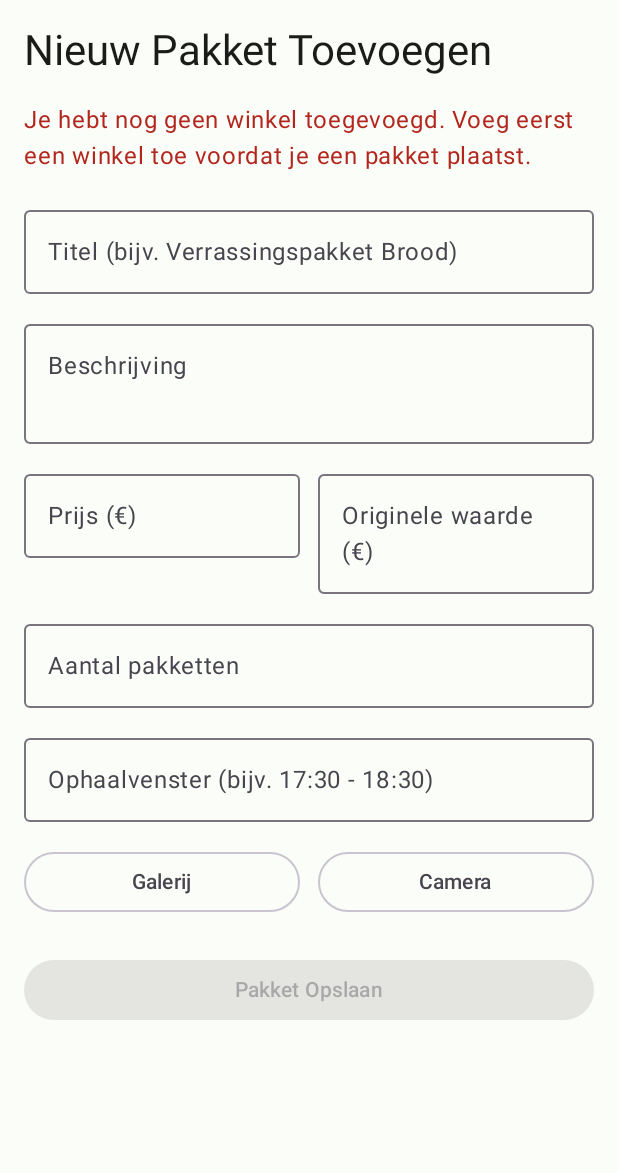
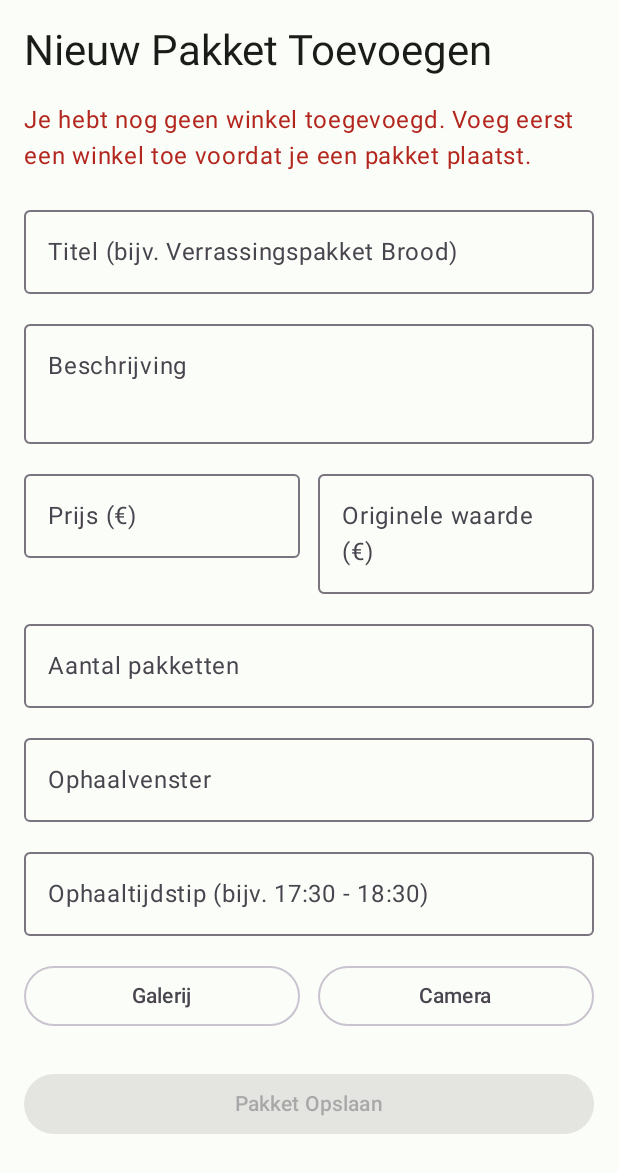
Before and after one commit to BehlulKaraAP/ProjectMobileDev, an Android app built with Jetpack Compose: the composable AddPackageScreen shown on its own in the app's theme, on a phone screen of 412 x 824 dp. Shown: the top 1173 px of the screen. Run offline under Robolectric (Android 15) with nearby library versions, the phone set to English and light mode, and no system bars; our stand-ins replace Firebase (no records; nobody signed in at launch, a user with empty details on screens opened directly); 4 statements that could not run were skipped.

Commit message:
Add date selecter

```diff
--- a/app/src/main/java/com/example/grabeat/screens/merchant/AddPackageScreen.kt
+++ b/app/src/main/java/com/example/grabeat/screens/merchant/AddPackageScreen.kt
@@ -32,6 +32,11 @@ import android.Manifest
 import android.content.pm.PackageManager
 import androidx.activity.result.PickVisualMediaRequest
 import androidx.core.content.ContextCompat
+import androidx.compose.foundation.clickable
+import java.text.SimpleDateFormat
+import java.util.Date
+import java.util.Locale
+import java.util.TimeZone
 
 @OptIn(ExperimentalMaterial3Api::class)
 @Composable
@@ -49,7 +54,10 @@ fun AddPackageScreen(repository: FirebaseRepository) {
     var priceText by remember { mutableStateOf("") }
     var originalValueText by remember { mutableStateOf("") }
     var quantityText by remember { mutableStateOf("") }
-    var pickupWindow by remember { mutableStateOf("") }
+    var selectedDate by remember { mutableStateOf("") }
+    var pickupTime by remember { mutableStateOf("") }
+    var showDatePicker by remember { mutableStateOf(false) }
+    val datePickerState = rememberDatePickerState()
 
     var previewBitmap by remember { mutableStateOf<Bitmap?>(null) }
     var imageBase64 by remember { mutableStateOf("") }
@@ -227,13 +235,57 @@ fun AddPackageScreen(repository: FirebaseRepository) {
 
         Spacer(modifier = Modifier.height(12.dp))
 
+        Box(modifier = Modifier.fillMaxWidth()) {
+            OutlinedTextField(
+                value = selectedDate,
+                onValueChange = {},
+                readOnly = true,
+                label = { Text("Ophaalvenster") },
+                placeholder = { Text("Kies een datum uit de kalender") },
+                modifier = Modifier.fillMaxWidth(),
+                singleLine = true
+            )
+            Box(
+                modifier = Modifier
+                    .matchParentSize()
+                    .clickable { showDatePicker = true }
+            )
+        }
+
+        Spacer(modifier = Modifier.height(12.dp))
+
         OutlinedTextField(
-            value = pickupWindow,
-            onValueChange = { pickupWindow = it },
-            label = { Text("Ophaalvenster (bijv. 17:30 - 18:30)") },
+            value = pickupTime,
+            onValueChange = { pickupTime = it },
+            label = { Text("Ophaaltijdstip (bijv. 17:30 - 18:30)") },
             modifier = Modifier.fillMaxWidth(),
             singleLine = true
         )
+
+        if (showDatePicker) {
+            DatePickerDialog(
+                onDismissRequest = { showDatePicker = false },
+                confirmButton = {
+                    TextButton(
+                        onClick = {
+                            datePickerState.selectedDateMillis?.let { millis ->
+                                selectedDate = formatMillisToDate(millis)
+                            }
+                            showDatePicker = false
+                        }
+                    ) {
+                        Text("Bevestigen")
+                    }
+                },
+                dismissButton = {
+                    TextButton(onClick = { showDatePicker = false }) {
+                        Text("Annuleren")
+                    }
+                }
+            ) {
+                DatePicker(state = datePickerState)
+            }
+        }
 
         Spacer(modifier = Modifier.height(16.dp))
 
@@ -342,7 +394,7 @@ fun AddPackageScreen(repository: FirebaseRepository) {
                             price = price,
                             originalValue = originalValue,
                             quantity = quantity,
-                            pickupWindow = pickupWindow,
+                            pickupWindow = "$selectedDate (${pickupTime.trim()})",
                             imageBase64 = imageBase64
                         )
                         isSaving = false
@@ -355,7 +407,8 @@ fun AddPackageScreen(repository: FirebaseRepository) {
                             priceText = ""
                             originalValueText = ""
                             quantityText = ""
-                            pickupWindow = ""
+                            selectedDate = ""
+                            pickupTime = ""
                             previewBitmap = null
                             imageBase64 = ""
                         }.onFailure { error ->
@@ -372,7 +425,8 @@ fun AddPackageScreen(repository: FirebaseRepository) {
                     priceText.isNotBlank() &&
                     originalValueText.isNotBlank() &&
                     quantityText.isNotBlank() &&
-                    pickupWindow.isNotBlank() &&
+                    selectedDate.isNotBlank() &&
+                    pickupTime.isNotBlank() &&
                     imageBase64.isNotBlank() &&
                     !isSaving &&
                     !isProcessingImage
@@ -431,3 +485,8 @@ suspend fun encodeBitmapToCompressedBase64(originalBitmap: Bitmap): Pair<Bitmap,
         Pair(scaledBitmap, base64String)
     }
 }
+private fun formatMillisToDate(millis: Long): String {
+    val formatter = SimpleDateFormat("dd-MM-yyyy", Locale.getDefault())
+    formatter.timeZone = TimeZone.getTimeZone("UTC")
+    return formatter.format(Date(millis))
+}
```
